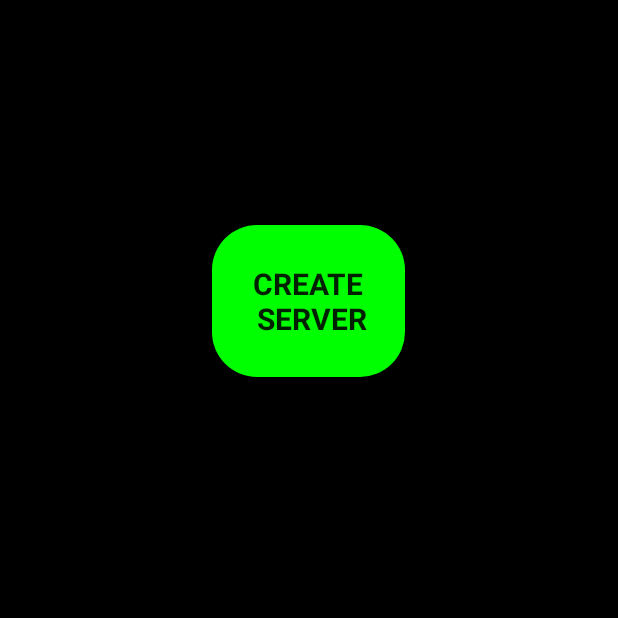
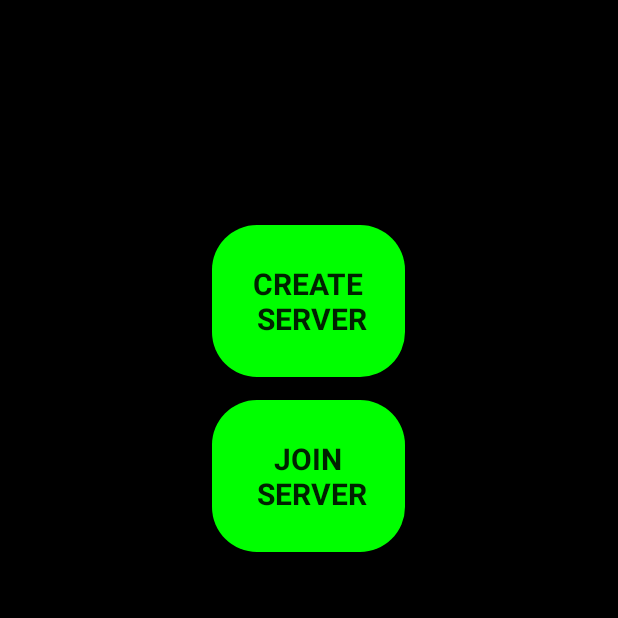
Before and after one commit to dhruvik1999/Wifi-Extender, an Android app: the screen it shows after launch (MakeServer), on a phone screen of 412 x 824 dp, the top half of it. Run offline under Robolectric (Android 15) with nearby library versions, the phone set to English and light mode, and no system bars; Roboto replaces fonts that are not available here.

Commit message:
join server added

```diff
--- a/HttpProxy/app/src/main/java/com/nd/httpproxy/Guid/MakeServer.java
+++ b/HttpProxy/app/src/main/java/com/nd/httpproxy/Guid/MakeServer.java
@@ -6,6 +6,7 @@ import android.support.v7.app.AppCompatActivity;
 import android.os.Bundle;
 import android.view.View;
 import android.widget.Button;
+import android.widget.Toast;
 
 import com.nd.httpproxy.R;
 import com.nd.httpproxy.WifiDirectPkg.MainActivity;
@@ -14,6 +15,7 @@ public class MakeServer extends AppCompatActivity {
 
 
     private Button createServer = null;
+    private Button joinServer = null;
     @Override
     protected void onCreate(Bundle savedInstanceState) {
         super.onCreate(savedInstanceState);
@@ -24,8 +26,16 @@ public class MakeServer extends AppCompatActivity {
         createServer.setOnClickListener(new View.OnClickListener() {
             @Override
             public void onClick(View v) {
-               // startActivity(new Intent(getApplicationContext() , DetailsForm.class));
-                startActivity(new Intent( getApplicationContext() , MainActivity.class));
+                startActivity(new Intent(getApplicationContext() , DetailsForm.class));
+                //startActivity(new Intent( getApplicationContext() , MainActivity.class));
+            }
+        });
+
+        joinServer.setOnClickListener(new View.OnClickListener() {
+            @Override
+            public void onClick(View view) {
+                Toast.makeText(getApplicationContext(), "Join server" , Toast.LENGTH_LONG).show();
+                startActivity(new Intent( getApplicationContext() , MainActivity.class ));
             }
         });
 
@@ -33,11 +43,7 @@ public class MakeServer extends AppCompatActivity {
 
     private void initiallization(){
         createServer = this.findViewById(R.id.make_server);
+        joinServer = this.findViewById(R.id.join_server);
     }
 
-    @Override
-    protected void onPause() {
-        super.onPause();
-        finish();
-    }
 }
--- a/HttpProxy/app/src/main/java/com/nd/httpproxy/WifiDirectPkg/MainActivity.java
+++ b/HttpProxy/app/src/main/java/com/nd/httpproxy/WifiDirectPkg/MainActivity.java
@@ -162,6 +162,7 @@ public class MainActivity extends AppCompatActivity {
 
         timeHandler  = new Handler();
         mStatusChecker.run();
+        // This will ...
     }
     @Override
     public void onDestroy() {
--- a/HttpProxy/app/src/main/res/layout/activity_make_server.xml
+++ b/HttpProxy/app/src/main/res/layout/activity_make_server.xml
@@ -23,6 +23,22 @@
         android:textSize="20dp"
         />
 
+    <Button
+        android:id="@+id/join_server"
+        android:layout_width="wrap_content"
+        android:padding="25dp"
+        android:layout_height="wrap_content"
+        android:layout_below="@+id/make_server"
+        android:background="@drawable/roundbutton"
+        android:text="Join\n Server"
+        android:layout_centerHorizontal="true"
+        android:layout_marginTop="15dp"
+        android:gravity="center"
+        android:textStyle="bold"
+        android:textSize="20dp"
+        />
+
+
     <TextView
         android:layout_below="@+id/make_server"
         android:layout_width="match_parent"
```
